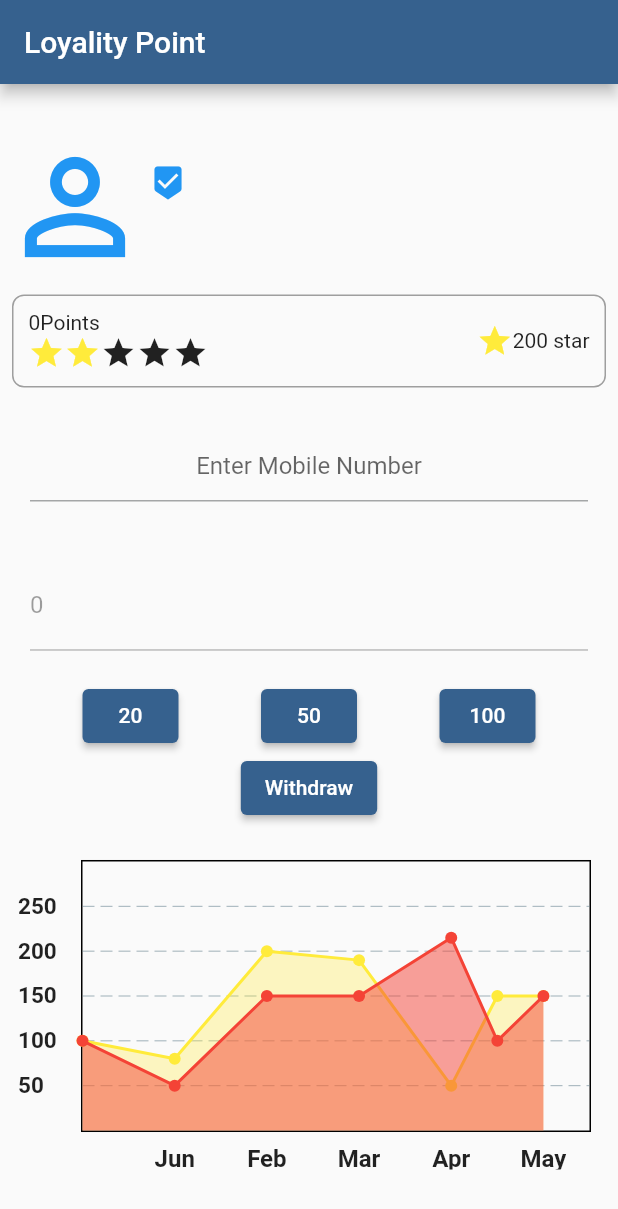
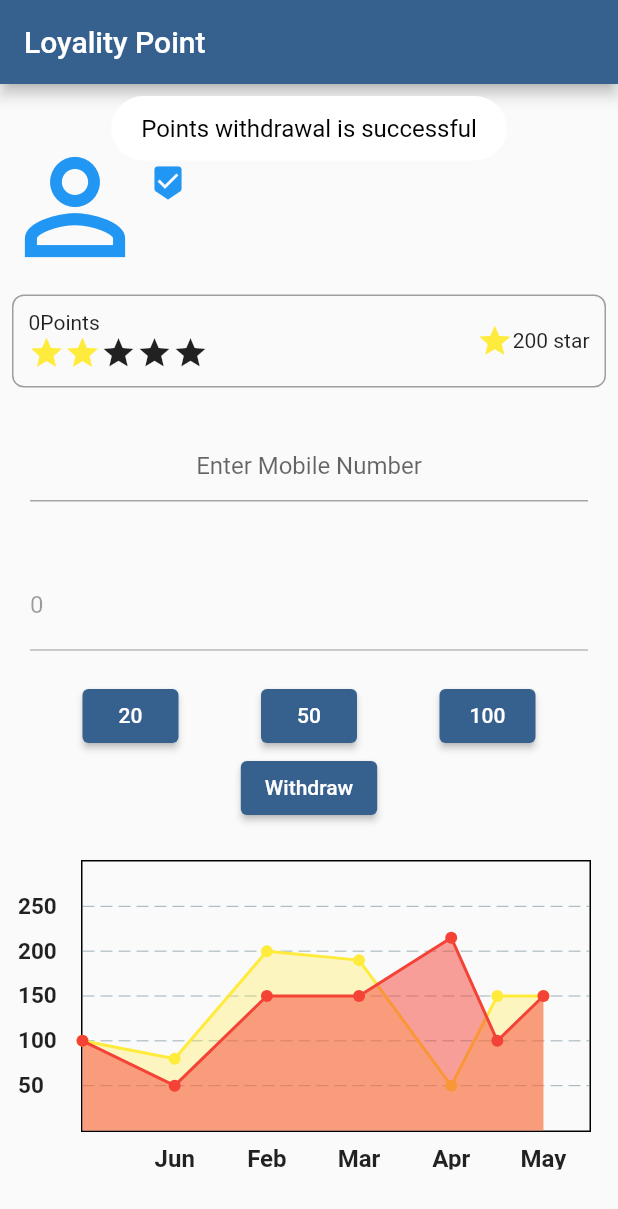
Before and after one commit to chalindashyamal/adeesha_bike_ridesense, a Flutter app: the LoyalityView screen opened directly, after a tap on "Withdraw", on a phone screen of 412 x 824 dp. Shown: the top 1209 px of the screen. Run offline on Flutter 3.47's test engine with Material 2 defaults, Android fonts, the phone set to English and light mode, and no system bars; drawn by our look-alikes of fl_chart; our stand-ins replace cloud_firestore, firebase_auth, firebase_core, flutter_svg, fluttertoast, geocoding and 6 more; accounts and stored records are empty.

Commit message:
Update loyality.view.dart

```diff
--- a/lib/View/loyality.view.dart
+++ b/lib/View/loyality.view.dart
@@ -1,7 +1,7 @@
 import 'package:cloud_firestore/cloud_firestore.dart';
 import 'package:firebase_auth/firebase_auth.dart';
 import 'package:flutter/material.dart';
-
+import 'package:fluttertoast/fluttertoast.dart';
 import '../components/flutter_toast.dart';
 import '../components/linechart.dart';
 
@@ -112,11 +112,22 @@ class _LoyalityViewState extends State<LoyalityView> {
           .doc('PsVVqV0JVqqz79HI8KBf');
       await itemRef.update({'myvalue': FieldValue.increment(incVal)});
       fetchPoints();
+      appToastMeassage('Points withdrawal is successful');
     } catch (e) {
       print('Failed to update points: $e');
     }
   }
 
+  appToastMeassage(String msg) {
+    Fluttertoast.showToast(
+      msg: msg,
+      toastLength: Toast.LENGTH_SHORT,
+      gravity: ToastGravity.TOP,
+      backgroundColor: Colors.white,
+      textColor: Colors.black,
+      fontSize: 16.0,
+    );
+  }
 
 
 
```
